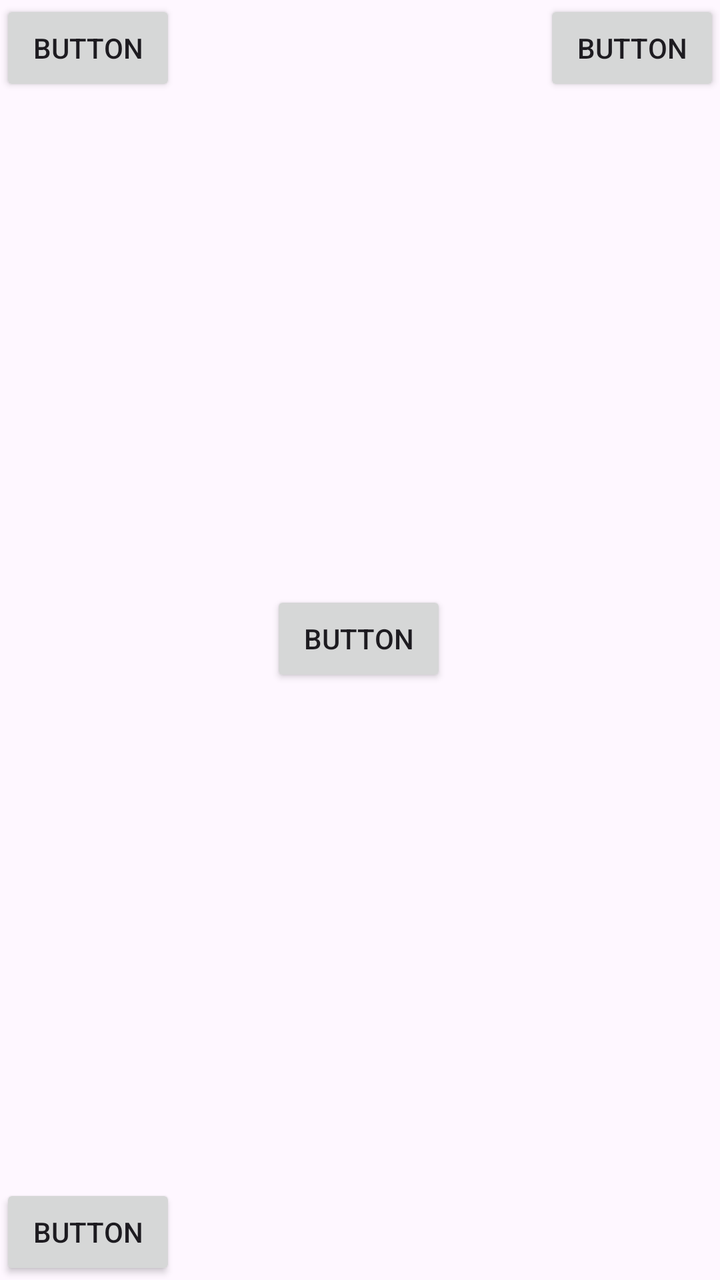
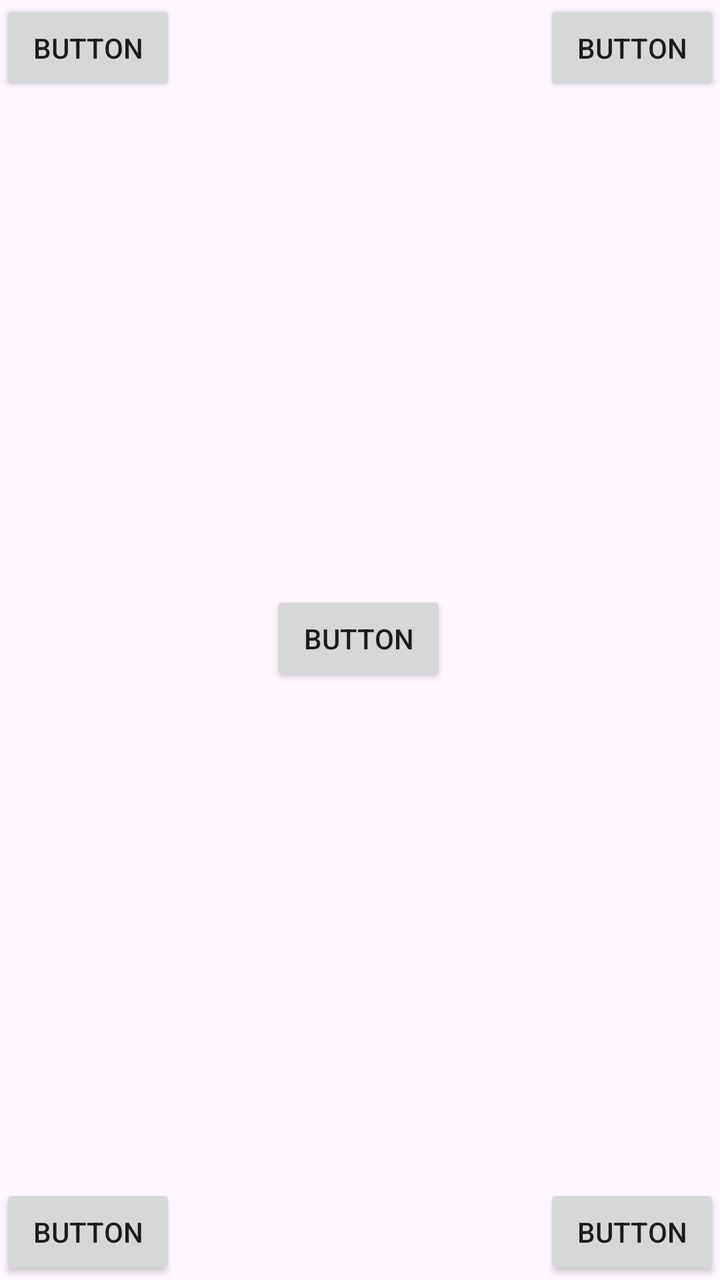

Two renders of the same Android screen: before a commit and after it. Below are the layout's source before the change and the commit's diff.
<!-- AndroidManifest.xml: application theme Theme.Przyciski -->
<!-- res/layout/activity_main.xml -->
<?xml version="1.0" encoding="utf-8"?>
<androidx.constraintlayout.widget.ConstraintLayout xmlns:android="http://schemas.android.com/apk/res/android"
    xmlns:app="http://schemas.android.com/apk/res-auto"
    xmlns:tools="http://schemas.android.com/tools"
    android:id="@+id/main"
    android:layout_width="match_parent"
    android:layout_height="match_parent"
    tools:context=".MainActivity">

    <Button
        android:id="@+id/button"
        android:layout_width="wrap_content"
        android:layout_height="wrap_content"
        android:text="Button"
        app:layout_constraintBottom_toBottomOf="parent"
        app:layout_constraintEnd_toEndOf="parent"
        app:layout_constraintHorizontal_bias="0.498"
        app:layout_constraintStart_toStartOf="parent"
        app:layout_constraintTop_toTopOf="parent"
        app:layout_constraintVertical_bias="0.499" />

    <Button
        android:id="@+id/button2"
        android:layout_width="wrap_content"
        android:layout_height="wrap_content"
        android:text="Button"
        app:layout_constraintStart_toStartOf="parent"
        app:layout_constraintTop_toTopOf="parent" />

    <Button
        android:id="@+id/button3"
        android:layout_width="wrap_content"
        android:layout_height="wrap_content"
        android:text="Button"
        app:layout_constraintEnd_toEndOf="parent"
        app:layout_constraintTop_toTopOf="parent" />

    <Button
        android:id="@+id/button4"
        android:layout_width="wrap_content"
        android:layout_height="wrap_content"
        android:text="Button"
        app:layout_constraintBottom_toBottomOf="parent"
        app:layout_constraintStart_toStartOf="parent" />
</androidx.constraintlayout.widget.ConstraintLayout>
<!-- resources referenced by this layout -->
<resources>
  <style name="Theme.Przyciski" parent="Base.Theme.Przyciski" />
  <style name="Base.Theme.Przyciski" parent="Theme.Material3.DayNight.NoActionBar">
          
          
      </style>
</resources>

<!-- the commit's change to res/layout/activity_main.xml (unified diff, before → after) -->
@@ -42,4 +42,12 @@
         android:text="Button"
         app:layout_constraintBottom_toBottomOf="parent"
         app:layout_constraintStart_toStartOf="parent" />
+
+    <Button
+        android:id="@+id/button5"
+        android:layout_width="wrap_content"
+        android:layout_height="wrap_content"
+        android:text="Button"
+        app:layout_constraintBottom_toBottomOf="parent"
+        app:layout_constraintEnd_toEndOf="parent" />
 </androidx.constraintlayout.widget.ConstraintLayout>
